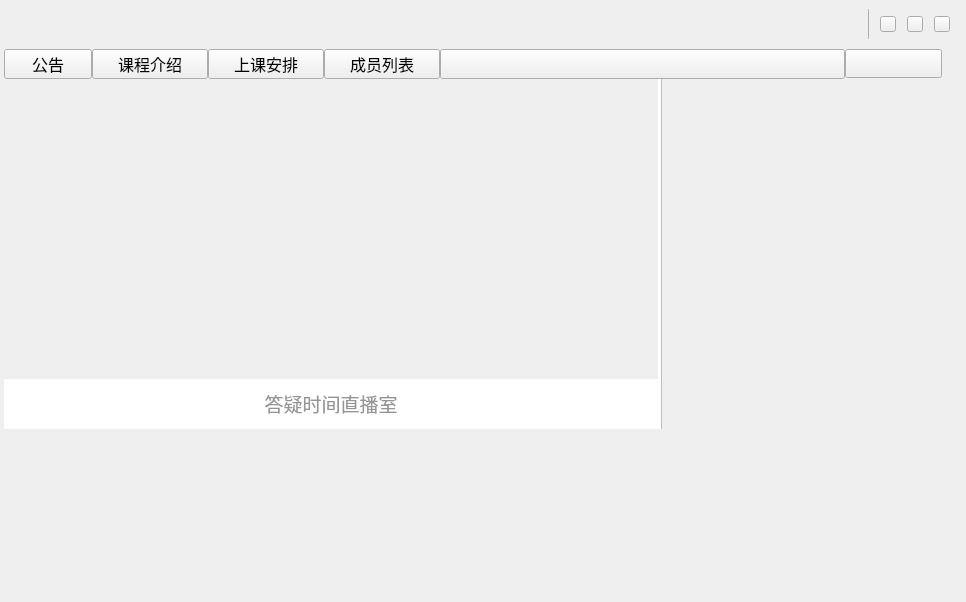
Above: qatimeStudent/qatimeStudent/UIWindowSet.ui from chuanjiabao1981/qatime-win-student before the change. Below: the same form after it.
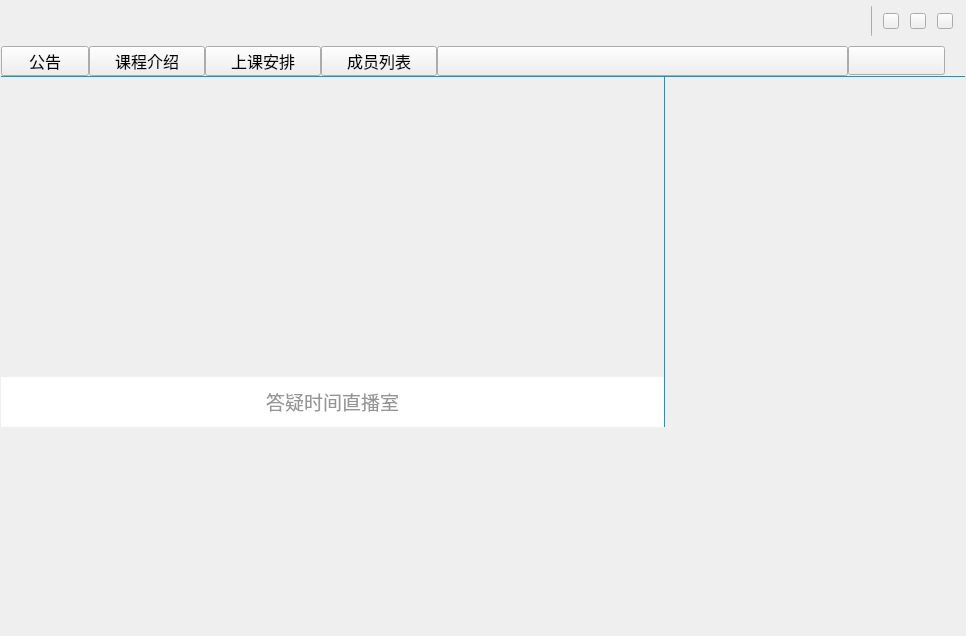
That is the form after the change. Icons and pictures are not drawn.

The edit to the form file:
```diff
--- a/qatimeStudent/qatimeStudent/UIWindowSet.ui
+++ b/qatimeStudent/qatimeStudent/UIWindowSet.ui
@@ -7,7 +7,7 @@
     <x>0</x>
     <y>0</y>
     <width>966</width>
-    <height>602</height>
+    <height>636</height>
    </rect>
   </property>
   <property name="sizePolicy">
@@ -33,16 +33,16 @@
     <number>0</number>
    </property>
    <property name="leftMargin">
-    <number>4</number>
+    <number>1</number>
    </property>
    <property name="topMargin">
-    <number>4</number>
+    <number>1</number>
    </property>
    <property name="rightMargin">
-    <number>4</number>
+    <number>1</number>
    </property>
    <property name="bottomMargin">
-    <number>4</number>
+    <number>1</number>
    </property>
    <item>
     <layout class="QVBoxLayout" name="verticalLayout">
@@ -535,6 +535,28 @@
        </layout>
       </widget>
      </item>
+     <item>
+      <widget class="QLabel" name="label">
+       <property name="minimumSize">
+        <size>
+         <width>0</width>
+         <height>1</height>
+        </size>
+       </property>
+       <property name="maximumSize">
+        <size>
+         <width>16777215</width>
+         <height>1</height>
+        </size>
+       </property>
+       <property name="styleSheet">
+        <string notr="true">background-color: rgba(5, 157, 213);</string>
+       </property>
+       <property name="text">
+        <string/>
+       </property>
+      </widget>
+     </item>
      <item>
       <widget class="QWidget" name="live_widget" native="true">
        <layout class="QHBoxLayout" name="horizontalLayout_5">
@@ -562,7 +584,7 @@
            <widget class="QWidget" name="whiteboard_widget" native="true">
             <property name="minimumSize">
              <size>
-              <width>656</width>
+              <width>663</width>
               <height>300</height>
              </size>
             </property>
@@ -602,28 +624,6 @@
           </item>
          </layout>
         </item>
-        <item>
-         <widget class="QLabel" name="white_label">
-          <property name="minimumSize">
-           <size>
-            <width>3</width>
-            <height>0</height>
-           </size>
-          </property>
-          <property name="maximumSize">
-           <size>
-            <width>3</width>
-            <height>16777215</height>
-           </size>
-          </property>
-          <property name="styleSheet">
-           <string notr="true">background-color: rgb(255, 255, 255);</string>
-          </property>
-          <property name="text">
-           <string/>
-          </property>
-         </widget>
-        </item>
         <item>
          <widget class="QLabel" name="line_label">
           <property name="minimumSize">
@@ -639,7 +639,7 @@
            </size>
           </property>
           <property name="styleSheet">
-           <string notr="true">background-color: rgb(190, 190, 190);</string>
+           <string notr="true">background-color: rgba(5, 157, 213);</string>
           </property>
           <property name="text">
            <string/>
@@ -648,6 +648,18 @@
         </item>
         <item>
          <widget class="QWidget" name="chatcamera_widget" native="true">
+          <property name="minimumSize">
+           <size>
+            <width>300</width>
+            <height>0</height>
+           </size>
+          </property>
+          <property name="maximumSize">
+           <size>
+            <width>300</width>
+            <height>16777215</height>
+           </size>
+          </property>
           <layout class="QVBoxLayout" name="verticalLayout_2">
            <property name="spacing">
             <number>0</number>
```
